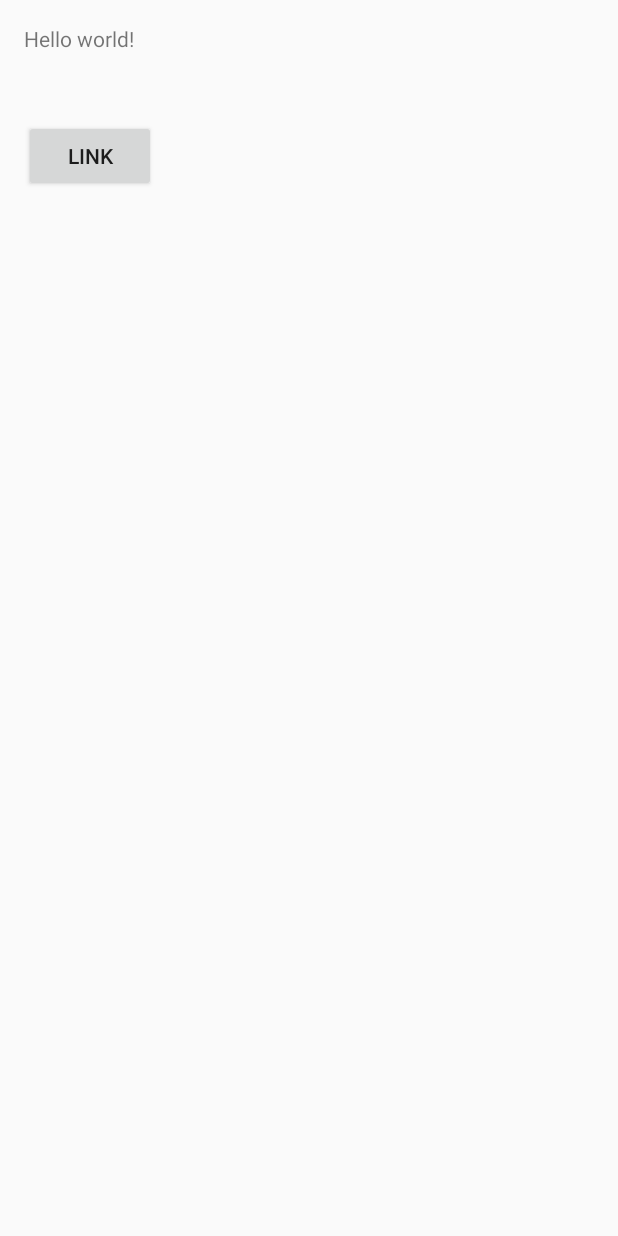
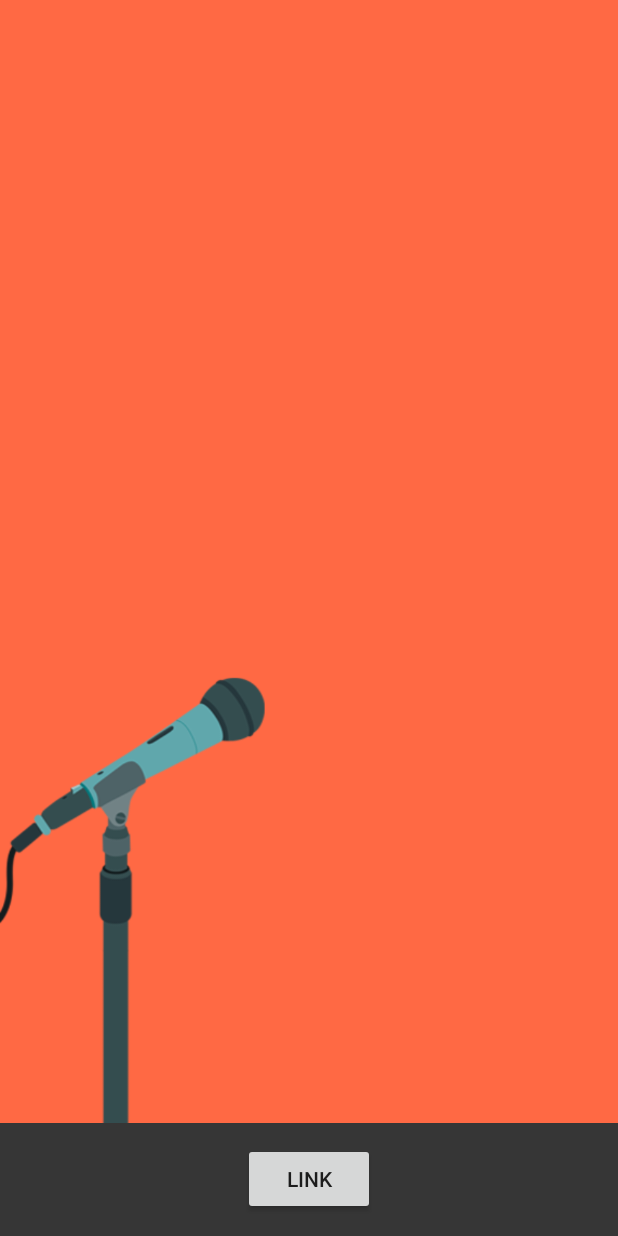
Before and after one commit to Abhiseshan/Sing-it-now, an Android app: the screen it shows after launch (MainActivity), on a phone screen of 412 x 824 dp. Run offline under Robolectric (Android 15) with nearby library versions, the phone set to English and light mode, and no system bars.

Commit message:
start screen commit

```diff
--- a/StreamingTest/app/build.gradle
+++ b/StreamingTest/app/build.gradle
@@ -2,7 +2,7 @@ apply plugin: 'com.android.application'
 
 android {
     compileSdkVersion 22
-    buildToolsVersion "23.0.0"
+    buildToolsVersion "23.0.0rc3"
 
     defaultConfig {
         applicationId "me.abhiseshan.streamingtest"
--- a/StreamingTest/app/src/main/res/layout/activity_main.xml
+++ b/StreamingTest/app/src/main/res/layout/activity_main.xml
@@ -1,19 +1,29 @@
 <RelativeLayout xmlns:android="http://schemas.android.com/apk/res/android"
     xmlns:tools="http://schemas.android.com/tools" android:layout_width="match_parent"
-    android:layout_height="match_parent" android:paddingLeft="@dimen/activity_horizontal_margin"
-    android:paddingRight="@dimen/activity_horizontal_margin"
-    android:paddingTop="@dimen/activity_vertical_margin"
-    android:paddingBottom="@dimen/activity_vertical_margin"
+    android:layout_height="match_parent"
+    android:background="@color/background_dark"
     tools:context="me.abhiseshan.streamingtest.MainActivity">
 
-    <TextView android:text="@string/hello_world" android:layout_width="wrap_content"
-        android:layout_height="wrap_content" />
+    <RelativeLayout
+        android:contentDescription="@string/content_description"
+        android:id="@+id/stage"
+        android:layout_width="match_parent"
+        android:layout_height="75dp"
+        android:layout_alignParentBottom="true"
+        android:background="@color/stage">
+        <Button
+            android:id="@+id/link"
+            android:layout_width="wrap_content"
+            android:layout_height="wrap_content"
+            android:layout_centerInParent="true"
+            android:text="Link"/>
+    </RelativeLayout>
 
-    <Button
-        android:id="@+id/link"
+    <ImageView
+        android:contentDescription="@string/content_description"
         android:layout_width="wrap_content"
         android:layout_height="wrap_content"
-        android:layout_marginTop="64dp"
-        android:text="Link"/>
-
+        android:layout_above="@id/stage"
+        android:scaleType="fitEnd"
+        android:src="@drawable/mic"/>
 </RelativeLayout>
--- a/StreamingTest/app/src/main/res/values/styles.xml
+++ b/StreamingTest/app/src/main/res/values/styles.xml
@@ -14,4 +14,5 @@
     <color name="background_light">#a6ff553a</color>
     <color name="background_green">#64DD17</color>
 
+    <color name="stage">#363636</color>
 </resources>
```
Also changed, not shown: StreamingTest/app/src/main/res/drawable/mic.png (added).
